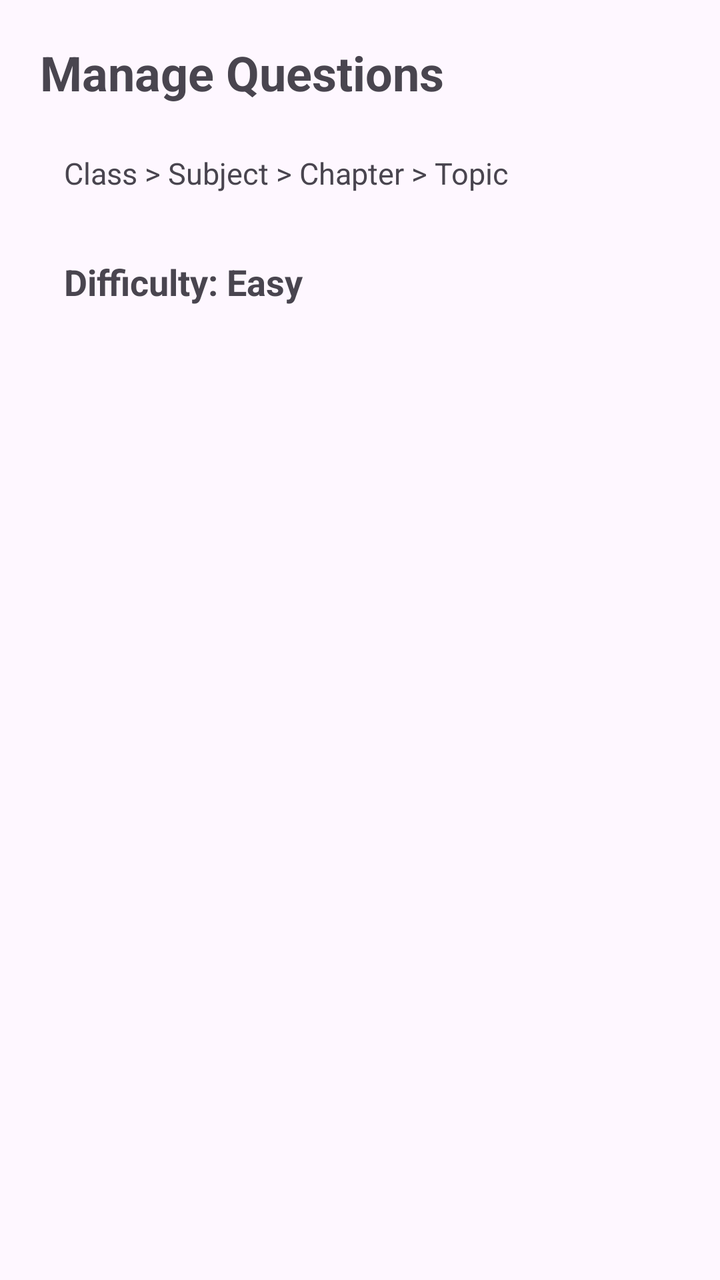
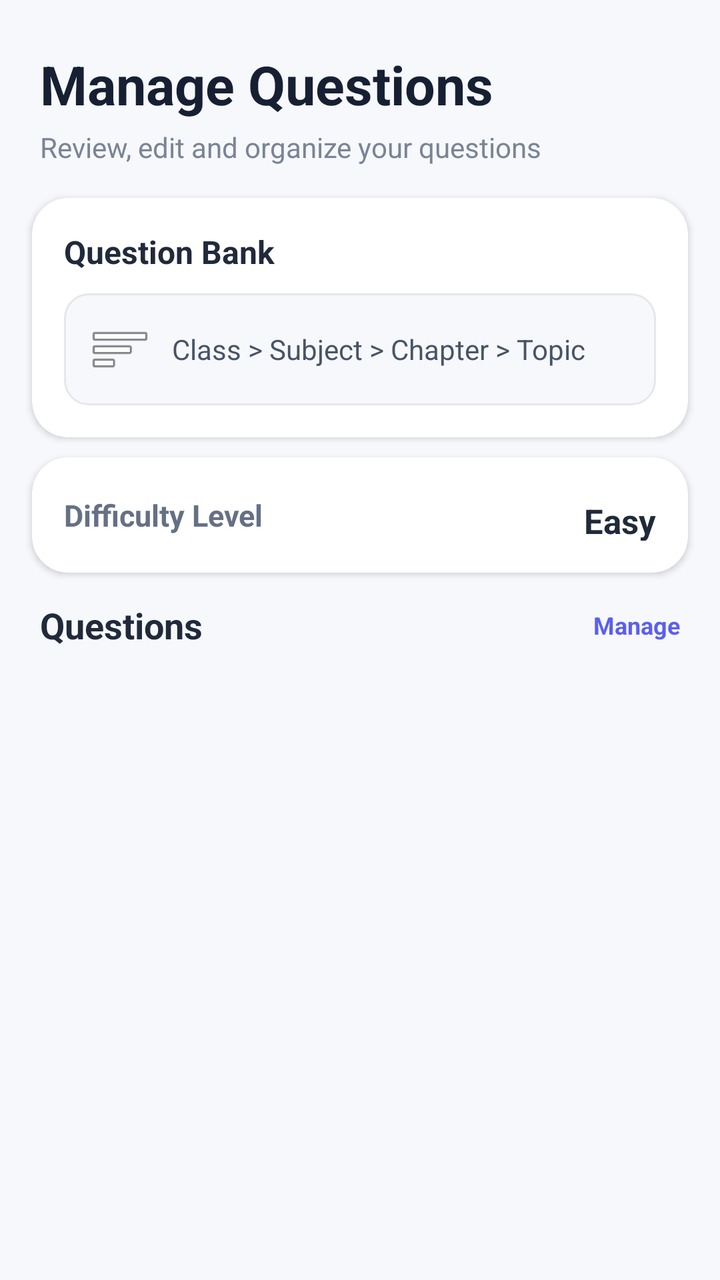

The first picture is an Android layout as it rendered before a commit; the second is the same layout after the commit. The layout source and the unified diff follow.
<!-- AndroidManifest.xml: application theme Theme.EduQuiz -->
<!-- res/layout/activity_manage_questions.xml -->
<?xml version="1.0" encoding="utf-8"?>
<LinearLayout
    xmlns:android="http://schemas.android.com/apk/res/android"
    xmlns:tools="http://schemas.android.com/tools"
    android:layout_width="match_parent"
    android:layout_height="match_parent"
    android:orientation="vertical"
    android:padding="20dp"
    android:fitsSystemWindows="true"
    tools:context=".teacheractivities.ManageQuestionsActivity">

    <TextView
        android:layout_width="wrap_content"
        android:layout_height="wrap_content"
        android:text="Manage Questions"
        android:textSize="24sp"
        android:textStyle="bold"
        android:layout_marginBottom="12dp"/>

    <TextView
        android:id="@+id/tvHierarchy"
        android:layout_width="match_parent"
        android:layout_height="wrap_content"
        android:text="Class > Subject > Chapter > Topic"
        android:textSize="15sp"
        android:padding="12dp"
        android:layout_marginBottom="8dp"/>

    <TextView
        android:id="@+id/tvDifficulty"
        android:layout_width="match_parent"
        android:layout_height="wrap_content"
        android:text="Difficulty: Easy"
        android:textSize="18sp"
        android:textStyle="bold"
        android:padding="12dp"
        android:layout_marginBottom="12dp"/>

    <androidx.recyclerview.widget.RecyclerView
        android:id="@+id/recyclerQuestions"
        android:layout_width="match_parent"
        android:layout_height="0dp"
        android:layout_weight="1"/>

</LinearLayout>
<!-- resources referenced by this layout -->
<resources>
  <style name="Theme.EduQuiz" parent="Base.Theme.EduQuiz" />
  <style name="Base.Theme.EduQuiz" parent="Theme.Material3.DayNight.NoActionBar">
          
          
      </style>
</resources>

<!-- the commit's change to res/layout/activity_manage_questions.xml (unified diff, before → after) -->
@@ -1,45 +1,179 @@
 <?xml version="1.0" encoding="utf-8"?>
 <LinearLayout
     xmlns:android="http://schemas.android.com/apk/res/android"
+    xmlns:app="http://schemas.android.com/apk/res-auto"
     xmlns:tools="http://schemas.android.com/tools"
     android:layout_width="match_parent"
     android:layout_height="match_parent"
     android:orientation="vertical"
-    android:padding="20dp"
+    android:background="#F6F8FC"
     android:fitsSystemWindows="true"
     tools:context=".teacheractivities.ManageQuestionsActivity">
 
-    <TextView
-        android:layout_width="wrap_content"
-        android:layout_height="wrap_content"
-        android:text="Manage Questions"
-        android:textSize="24sp"
-        android:textStyle="bold"
-        android:layout_marginBottom="12dp"/>
-
-    <TextView
-        android:id="@+id/tvHierarchy"
+    
+    <LinearLayout
         android:layout_width="match_parent"
         android:layout_height="wrap_content"
-        android:text="Class > Subject > Chapter > Topic"
-        android:textSize="15sp"
-        android:padding="12dp"
-        android:layout_marginBottom="8dp"/>
+        android:orientation="vertical"
+        android:paddingStart="20dp"
+        android:paddingTop="24dp"
+        android:paddingEnd="20dp"
+        android:paddingBottom="16dp">
 
-    <TextView
-        android:id="@+id/tvDifficulty"
+        <TextView
+            android:layout_width="match_parent"
+            android:layout_height="wrap_content"
+            android:text="Manage Questions"
+            android:textAlignment="viewStart"
+            android:textColor="#172033"
+            android:textSize="27sp"
+            android:textStyle="bold" />
+
+        <TextView
+            android:layout_width="match_parent"
+            android:layout_height="wrap_content"
+            android:layout_marginTop="4dp"
+            android:text="Review, edit and organize your questions"
+            android:textColor="#7A8496"
+            android:textSize="14sp" />
+
+    </LinearLayout>
+
+
+    
+    <androidx.cardview.widget.CardView
         android:layout_width="match_parent"
         android:layout_height="wrap_content"
-        android:text="Difficulty: Easy"
-        android:textSize="18sp"
-        android:textStyle="bold"
-        android:padding="12dp"
-        android:layout_marginBottom="12dp"/>
+        android:layout_marginStart="16dp"
+        android:layout_marginEnd="16dp"
+        android:layout_marginBottom="10dp"
+        app:cardBackgroundColor="#FFFFFF"
+        app:cardCornerRadius="18dp"
+        app:cardElevation="2dp">
 
+        <LinearLayout
+            android:layout_width="match_parent"
+            android:layout_height="wrap_content"
+            android:orientation="vertical"
+            android:padding="16dp">
+
+            
+            <TextView
+                android:layout_width="wrap_content"
+                android:layout_height="wrap_content"
+                android:text="Question Bank"
+                android:textColor="#202A3A"
+                android:textSize="16sp"
+                android:textStyle="bold" />
+
+            
+            <TextView
+                android:id="@+id/tvHierarchy"
+                android:layout_width="match_parent"
+                android:layout_height="wrap_content"
+                android:layout_marginTop="10dp"
+                android:background="@drawable/bg_info_box"
+                android:drawableStart="@android:drawable/ic_menu_sort_by_size"
+                android:drawablePadding="10dp"
+                android:gravity="center_vertical"
+                android:padding="12dp"
+                android:text="Class > Subject > Chapter > Topic"
+                android:textColor="#475467"
+                android:textSize="14sp" />
+
+        </LinearLayout>
+
+    </androidx.cardview.widget.CardView>
+
+
+    
+    <androidx.cardview.widget.CardView
+        android:layout_width="match_parent"
+        android:layout_height="wrap_content"
+        android:layout_marginStart="16dp"
+        android:layout_marginEnd="16dp"
+        android:layout_marginBottom="14dp"
+        app:cardBackgroundColor="#FFFFFF"
+        app:cardCornerRadius="18dp"
+        app:cardElevation="2dp">
+
+        <LinearLayout
+            android:layout_width="match_parent"
+            android:layout_height="wrap_content"
+            android:gravity="center_vertical"
+            android:orientation="horizontal"
+            android:padding="16dp">
+
+            <LinearLayout
+                android:layout_width="0dp"
+                android:layout_height="wrap_content"
+                android:layout_weight="1"
+                android:orientation="vertical">
+
+                <TextView
+                    android:layout_width="wrap_content"
+                    android:layout_height="wrap_content"
+                    android:text="Difficulty Level"
+                    android:textColor="#667085"
+                    android:textSize="15sp"
+                    android:textStyle="bold" />
+
+            </LinearLayout>
+
+            
+            <TextView
+                android:id="@+id/tvDifficulty"
+                android:layout_width="wrap_content"
+                android:layout_height="wrap_content"
+                android:layout_marginTop="3dp"
+                android:text="Easy"
+                android:textColor="#202A3A"
+                android:textSize="17sp"
+                android:textStyle="bold" />
+
+        </LinearLayout>
+
+    </androidx.cardview.widget.CardView>
+
+
+    
+    <LinearLayout
+        android:layout_width="match_parent"
+        android:layout_height="wrap_content"
+        android:gravity="center_vertical"
+        android:paddingStart="20dp"
+        android:paddingEnd="20dp"
+        android:paddingBottom="8dp">
+
+        <TextView
+            android:layout_width="0dp"
+            android:layout_height="wrap_content"
+            android:layout_weight="1"
+            android:text="Questions"
+            android:textColor="#202A3A"
+            android:textSize="18sp"
+            android:textStyle="bold" />
+
+        <TextView
+            android:layout_width="wrap_content"
+            android:layout_height="wrap_content"
+            android:text="Manage"
+            android:textColor="#5B5FEF"
+            android:textSize="12sp"
+            android:textStyle="bold" />
+
+    </LinearLayout>
+
+
+    
     <androidx.recyclerview.widget.RecyclerView
         android:id="@+id/recyclerQuestions"
         android:layout_width="match_parent"
         android:layout_height="0dp"
-        android:layout_weight="1"/>
+        android:layout_weight="1"
+        android:clipToPadding="false"
+        android:paddingStart="16dp"
+        android:paddingEnd="16dp"
+        android:paddingBottom="16dp" />
 
 </LinearLayout>
<!-- resource entries referenced after the edit -->
@@ -1,5 +1,19 @@
 <!-- resources referenced by this layout -->
 <resources>
+  <!-- drawable bg_info_box (drawable) -->
+  <?xml version="1.0" encoding="utf-8"?>
+  <shape xmlns:android="http://schemas.android.com/apk/res/android"
+      android:shape="rectangle">
+  
+      <solid android:color="#F7F8FC" />
+  
+      <corners android:radius="12dp" />
+  
+      <stroke
+          android:width="1dp"
+          android:color="#E5E7EB" />
+  
+  </shape>
   <style name="Theme.EduQuiz" parent="Base.Theme.EduQuiz" />
   <style name="Base.Theme.EduQuiz" parent="Theme.Material3.DayNight.NoActionBar">
           
